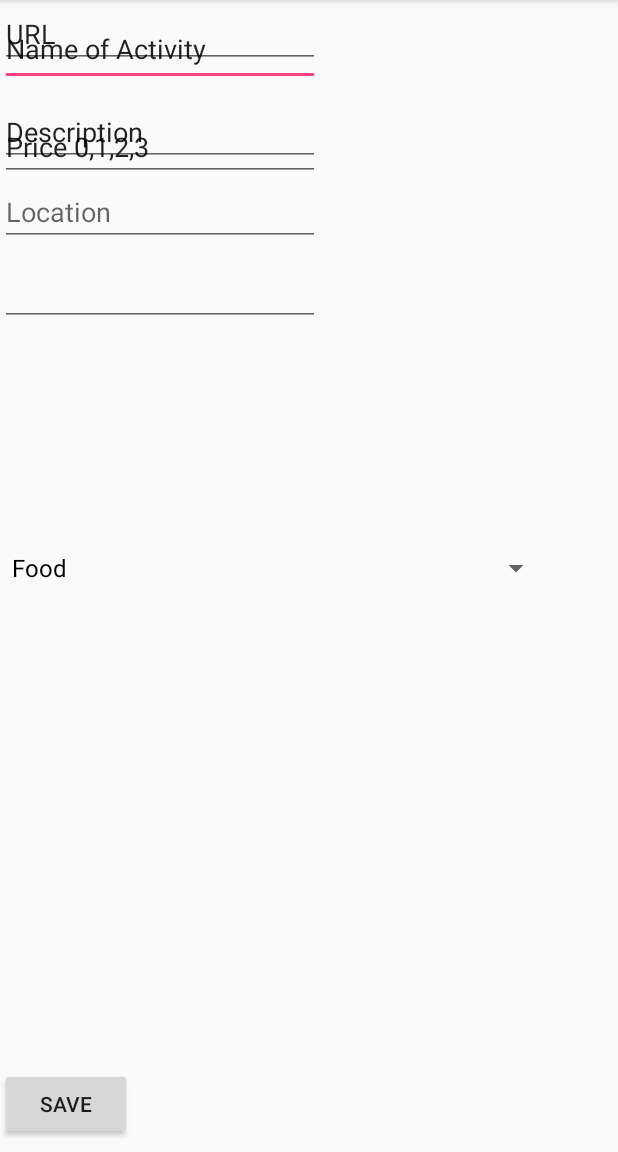
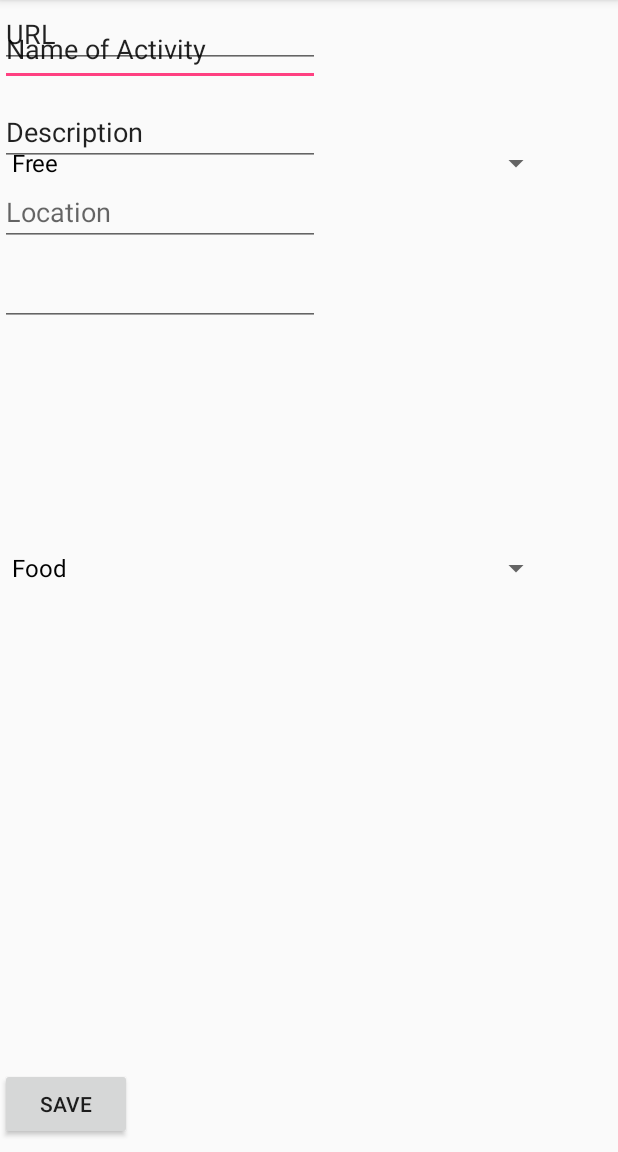
Before and after one commit to blueD2/PocketChange, an Android app: the ListItemAddActivity screen opened directly, with no data from a screen before it, on a phone screen of 412 x 824 dp, the part 84-1236 px from its top. Run offline under Robolectric (Android 15) with nearby library versions, the phone set to English and light mode, and no system bars.

Commit message:
list add screen now has price options

```diff
--- a/app/src/main/AndroidManifest.xml
+++ b/app/src/main/AndroidManifest.xml
@@ -18,8 +18,9 @@
         </activity>
         <activity android:name=".ChooseSpaceActivity" />
         <activity android:name=".AddSpaceActivity" />
-        <activity android:name=".Dashboard"></activity>
-        <activity android:name=".ListItemAddActivity"></activity>
+        <activity android:name=".Dashboard" />
+        <activity android:name=".ListItemAddActivity" />
+        <activity android:name=".VotingActivity"></activity>
     </application>
 
 </manifest>
--- a/app/src/main/java/io/github/elenigeorgiou/pocketchange/ListItemAddActivity.java
+++ b/app/src/main/java/io/github/elenigeorgiou/pocketchange/ListItemAddActivity.java
@@ -24,7 +24,7 @@ public class ListItemAddActivity extends AppCompatActivity {
         EditText desc = (EditText) findViewById(R.id.listDescription);
         EditText date = (EditText) findViewById(R.id.listDescription);
         EditText url = (EditText) findViewById(R.id.listUrl);
-        EditText price = (EditText) findViewById(R.id.listPrice);
+        Spinner price = (Spinner) findViewById(R.id.listPrice);
         Spinner category = (Spinner) findViewById(R.id.listCategories);
 
 
@@ -33,6 +33,9 @@ public class ListItemAddActivity extends AppCompatActivity {
         category.setAdapter(adapter);
 
 
+        String[] price_items = new String[]{"Free", "$", "$$", "$$$"};
+        ArrayAdapter<String> adapter2 = new ArrayAdapter<>(this, android.R.layout.simple_spinner_dropdown_item, price_items);
+        price.setAdapter(adapter2);
 
         Button saveButton = (Button)findViewById(R.id.saveItem);
 
--- a/app/src/main/res/layout/activity_list_item_add.xml
+++ b/app/src/main/res/layout/activity_list_item_add.xml
@@ -82,18 +82,14 @@
         app:layout_constraintTop_toBottomOf="@+id/listUrl"
         tools:layout_editor_absoluteX="8dp" />
 
-    <EditText
+    <Spinner
         android:id="@+id/listPrice"
-        android:layout_width="wrap_content"
-        android:layout_height="42dp"
+        android:layout_width="368dp"
+        android:layout_height="wrap_content"
         android:layout_marginBottom="8dp"
         android:layout_marginTop="8dp"
-        android:ems="10"
-        android:inputType="text"
-        android:text="Price 0,1,2,3"
         app:layout_constraintBottom_toTopOf="@+id/listUrl"
         app:layout_constraintTop_toBottomOf="@+id/listDate"
-        app:layout_constraintVertical_bias="0.533"
-        tools:layout_editor_absoluteX="94dp" />
+        tools:layout_editor_absoluteX="8dp" />
 
 </android.support.constraint.ConstraintLayout>
```
Also changed, not shown: app/src/main/java/io/github/elenigeorgiou/pocketchange/VotingActivity.java (added, +13 -0 lines), app/src/main/res/layout/activity_voting.xml (added, +17 -0 lines).
